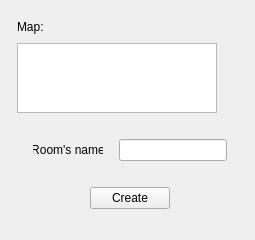
fedefunes96/worms, file Escenario/GameWindow/roomcreator.ui: the form before one commit.
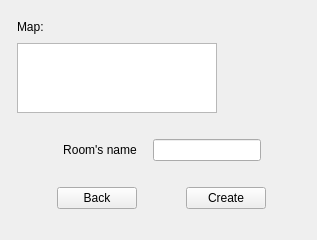
The form after the commit.

```diff
--- a/Escenario/GameWindow/roomcreator.ui
+++ b/Escenario/GameWindow/roomcreator.ui
@@ -6,8 +6,8 @@
    <rect>
     <x>0</x>
     <y>0</y>
-    <width>255</width>
-    <height>230</height>
+    <width>317</width>
+    <height>234</height>
    </rect>
   </property>
   <property name="windowTitle">
@@ -205,6 +205,32 @@
        </property>
       </spacer>
      </item>
+     <item>
+      <widget class="QPushButton" name="pushButton_2">
+       <property name="sizePolicy">
+        <sizepolicy hsizetype="Fixed" vsizetype="Fixed">
+         <horstretch>0</horstretch>
+         <verstretch>0</verstretch>
+        </sizepolicy>
+       </property>
+       <property name="text">
+        <string>Back</string>
+       </property>
+      </widget>
+     </item>
+     <item>
+      <spacer name="horizontalSpacer_7">
+       <property name="orientation">
+        <enum>Qt::Horizontal</enum>
+       </property>
+       <property name="sizeHint" stdset="0">
+        <size>
+         <width>40</width>
+         <height>20</height>
+        </size>
+       </property>
+      </spacer>
+     </item>
      <item>
       <widget class="QPushButton" name="pushButton">
        <property name="sizePolicy">
```
